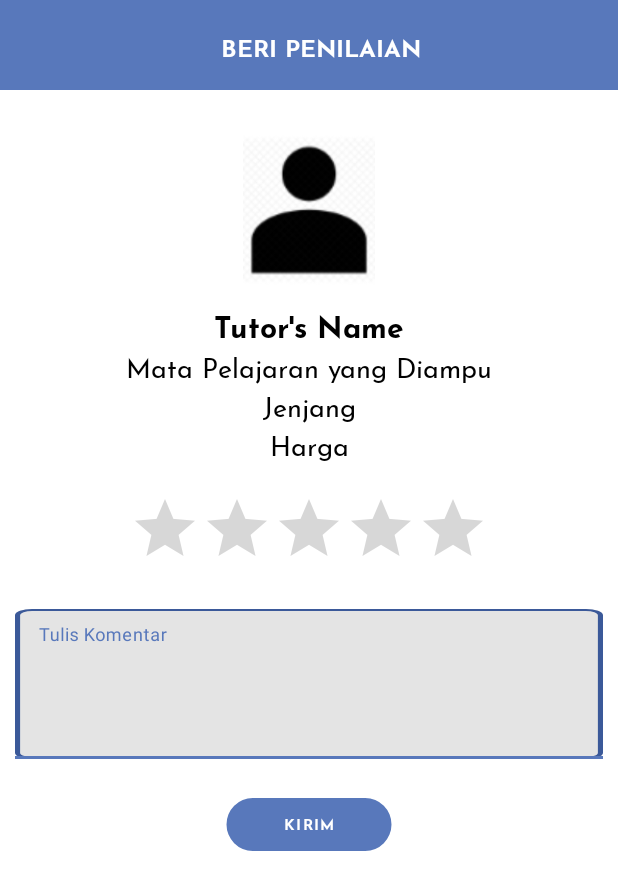
After one commit to astikaist/ScholaEdu, an Android app: the layout rate_comment.xml on its own in the app's theme, with its tools: preview values and no code run, on a phone screen of 412 x 824 dp. The commit adds this screen. Shown: the top 890 px of the screen. Run offline under Robolectric (Android 15) with nearby library versions, the phone set to English and light mode, and no system bars.

Commit message:
menambah layout beri penilaian

```diff
--- /dev/null
+++ b/app/src/main/res/drawable/ic_text_field_rect_theme.xml
@@ -0,0 +1,16 @@
+<vector xmlns:android="http://schemas.android.com/apk/res/android"
+    android:width="345dp"
+    android:height="238dp"
+    android:viewportWidth="345"
+    android:viewportHeight="238">
+  <path
+      android:pathData="M10,0L335,0A10,10 0,0 1,345 10L345,228A10,10 0,0 1,335 238L10,238A10,10 0,0 1,0 228L0,10A10,10 0,0 1,10 0z"
+      android:strokeWidth="3"
+      android:fillColor="#e4e4e4"
+      android:strokeColor="#00000000"/>
+  <path
+      android:pathData="M10,1.5L335,1.5A8.5,8.5 0,0 1,343.5 10L343.5,228A8.5,8.5 0,0 1,335 236.5L10,236.5A8.5,8.5 0,0 1,1.5 228L1.5,10A8.5,8.5 0,0 1,10 1.5z"
+      android:strokeWidth="3"
+      android:fillColor="#00000000"
+      android:strokeColor="#3b5999"/>
+</vector>
--- a/app/src/main/res/layout/chatting.xml
+++ b/app/src/main/res/layout/chatting.xml
@@ -7,7 +7,7 @@
 
 
     <androidx.appcompat.widget.Toolbar
-        android:id="@+id/toolbar_help"
+        android:id="@+id/toolbar_chatting"
         android:layout_width="match_parent"
         android:layout_height="60dp"
         android:background="?attr/colorPrimary"
@@ -16,7 +16,7 @@
         app:layout_constraintTop_toTopOf="parent">
 
         <TextView
-            android:id="@+id/toolbar_text_help"
+            android:id="@+id/toolbar_text_chatting"
             style="@style/TextAppearance.AppCompat.Widget.ActionBar.Title"
             android:layout_width="match_parent"
             android:layout_height="wrap_content"
@@ -68,7 +68,7 @@
     </FrameLayout>
 
     <ScrollView
-        android:id="@+id/scrollView4"
+        android:id="@+id/scrollViewChatting"
         android:layout_width="match_parent"
         android:layout_height="wrap_content"
         android:paddingTop="60dp"
--- /dev/null
+++ b/app/src/main/res/layout/rate_comment.xml
@@ -0,0 +1,137 @@
+<?xml version="1.0" encoding="utf-8"?>
+<androidx.constraintlayout.widget.ConstraintLayout xmlns:android="http://schemas.android.com/apk/res/android"
+    xmlns:app="http://schemas.android.com/apk/res-auto"
+    xmlns:tools="http://schemas.android.com/tools"
+    android:layout_width="match_parent"
+    android:layout_height="match_parent">
+
+    <androidx.appcompat.widget.Toolbar
+        android:id="@+id/toolbar_penilaian"
+        android:layout_width="match_parent"
+        android:layout_height="60dp"
+        android:background="@color/colorPrimary"
+        android:minHeight="?attr/actionBarSize"
+        android:theme="?attr/actionBarTheme"
+        app:layout_constraintTop_toTopOf="parent">
+
+        <TextView
+            android:id="@+id/toolbar_text_penilaian"
+            style="@style/TextAppearance.AppCompat.Widget.ActionBar.Title"
+            android:layout_width="match_parent"
+            android:layout_height="wrap_content"
+            android:fontFamily="@font/josefin_sans_bold"
+            android:gravity="center"
+            android:text="BERI PENILAIAN"
+            android:textColor="@android:color/white"
+            android:textSize="16dp" />
+    </androidx.appcompat.widget.Toolbar>
+
+    <ScrollView
+        android:layout_width="match_parent"
+        android:layout_height="match_parent"
+        android:paddingTop="60dp"
+        app:layout_constraintBottom_toBottomOf="parent"
+        app:layout_constraintTop_toTopOf="parent">
+
+        <LinearLayout
+            android:layout_width="match_parent"
+            android:layout_height="wrap_content"
+            android:orientation="vertical">
+
+            <ImageView
+                android:id="@+id/profile_at_penilaian"
+                android:layout_width="match_parent"
+                android:layout_marginTop="30dp"
+                android:layout_height="100dp"
+                app:srcCompat="@drawable/ic_profile" />
+
+            <LinearLayout
+                android:id="@+id/linearLayoutInfoTutor"
+                android:layout_width="match_parent"
+                android:layout_height="wrap_content"
+                android:layout_marginTop="10dp"
+                android:orientation="vertical"
+                android:paddingLeft="30dp"
+                android:paddingRight="30dp">
+
+                <TextView
+                    android:id="@+id/text_penilaian_nama"
+                    android:layout_width="match_parent"
+                    android:layout_height="wrap_content"
+                    android:fontFamily="@font/josefin_sans_bold"
+                    android:text="Tutor's Name"
+                    android:textAlignment="center"
+                    android:textColor="#000"
+                    android:textSize="20dp" />
+
+                <TextView
+                    android:id="@+id/text_penilaian_keahlian"
+                    android:layout_width="match_parent"
+                    android:layout_height="wrap_content"
+                    android:fontFamily="@font/josefin_sans_regular"
+                    android:text="Mata Pelajaran yang Diampu"
+                    android:textAlignment="center"
+                    android:textColor="#000"
+                    android:textSize="18dp" />
+
+                <TextView
+                    android:id="@+id/text_penilaian_jenjang"
+                    android:layout_width="match_parent"
+                    android:layout_height="wrap_content"
+                    android:fontFamily="@font/josefin_sans_regular"
+                    android:text="Jenjang"
+                    android:textAlignment="center"
+                    android:textColor="#000"
+                    android:textSize="18dp" />
+
+                <TextView
+                    android:id="@+id/text_penilaian_harga"
+                    android:layout_width="match_parent"
+                    android:layout_height="wrap_content"
+                    android:fontFamily="@font/josefin_sans_regular"
+                    android:text="Harga"
+                    android:textAlignment="center"
+                    android:textColor="#000"
+                    android:textSize="18dp" />
+
+            </LinearLayout>
+
+            <RatingBar
+                android:id="@+id/ratingBar"
+                android:layout_width="wrap_content"
+                android:layout_height="wrap_content"
+                android:layout_gravity="center_horizontal"
+                android:numStars="5"
+                android:rating="0"
+                android:stepSize="0.5"
+                android:layout_marginTop="20dp"/>
+
+            <com.google.android.material.textfield.TextInputLayout
+                android:layout_width="match_parent"
+                android:layout_height="wrap_content"
+                android:layout_marginRight="10dp"
+                android:layout_marginLeft="10dp"
+                android:layout_marginTop="20dp">
+                <com.google.android.material.textfield.TextInputEditText
+                    android:layout_width="match_parent"
+                    android:layout_height="100dp"
+                    android:hint="Tulis Komentar"
+                    android:background="@drawable/ic_text_field_rect_theme"/>
+            </com.google.android.material.textfield.TextInputLayout>
+
+            <Button
+                android:id="@+id/button_kirim"
+                android:layout_width="wrap_content"
+                android:layout_height="wrap_content"
+                android:layout_marginTop="20dp"
+                android:fontFamily="@font/josefin_sans_bold"
+                android:text="Kirim"
+                android:background="@drawable/ic_button_background"
+                android:paddingRight="5dp"
+                android:paddingLeft="5dp"
+                android:paddingBottom="12dp"
+                android:textSize="10dp"
+                android:layout_gravity="center_horizontal"/>
+        </LinearLayout>
+    </ScrollView>
+</androidx.constraintlayout.widget.ConstraintLayout>
--- a/app/src/main/res/layout/row_gridview.xml
+++ b/app/src/main/res/layout/row_gridview.xml
@@ -78,7 +78,8 @@
                     android:layout_height="20dp"
                     android:layout_marginEnd="2dp"
                     android:adjustViewBounds="true"
-                    android:src="@drawable/ic_comments" />
+                    android:src="@drawable/ic_comments"
+                    android:clickable="true"/>
 
                 <TextView
                     android:id="@+id/txt_comments"
@@ -88,7 +89,8 @@
                     android:fontFamily="@font/josefin_sans_regular"
                     android:text="comments"
                     android:textColor="#000"
-                    android:textSize="10dp" />
+                    android:textSize="10dp"
+                    android:clickable="true"/>
 
         </LinearLayout>
 
--- a/app/src/main/res/layout/row_mahasiswa.xml
+++ b/app/src/main/res/layout/row_mahasiswa.xml
@@ -92,7 +92,8 @@
                 android:layout_height="20dp"
                 android:layout_marginEnd="2dp"
                 android:adjustViewBounds="true"
-                android:src="@drawable/ic_comments" />
+                android:src="@drawable/ic_comments"
+                android:clickable="true"/>
 
             <TextView
                 android:id="@+id/txt_comments"
@@ -102,7 +103,8 @@
                 android:fontFamily="@font/josefin_sans_regular"
                 android:text="comments"
                 android:textColor="#000"
-                android:textSize="10dp" />
+                android:textSize="10dp"
+                android:clickable="true"/>
 
         </LinearLayout>
 
```
